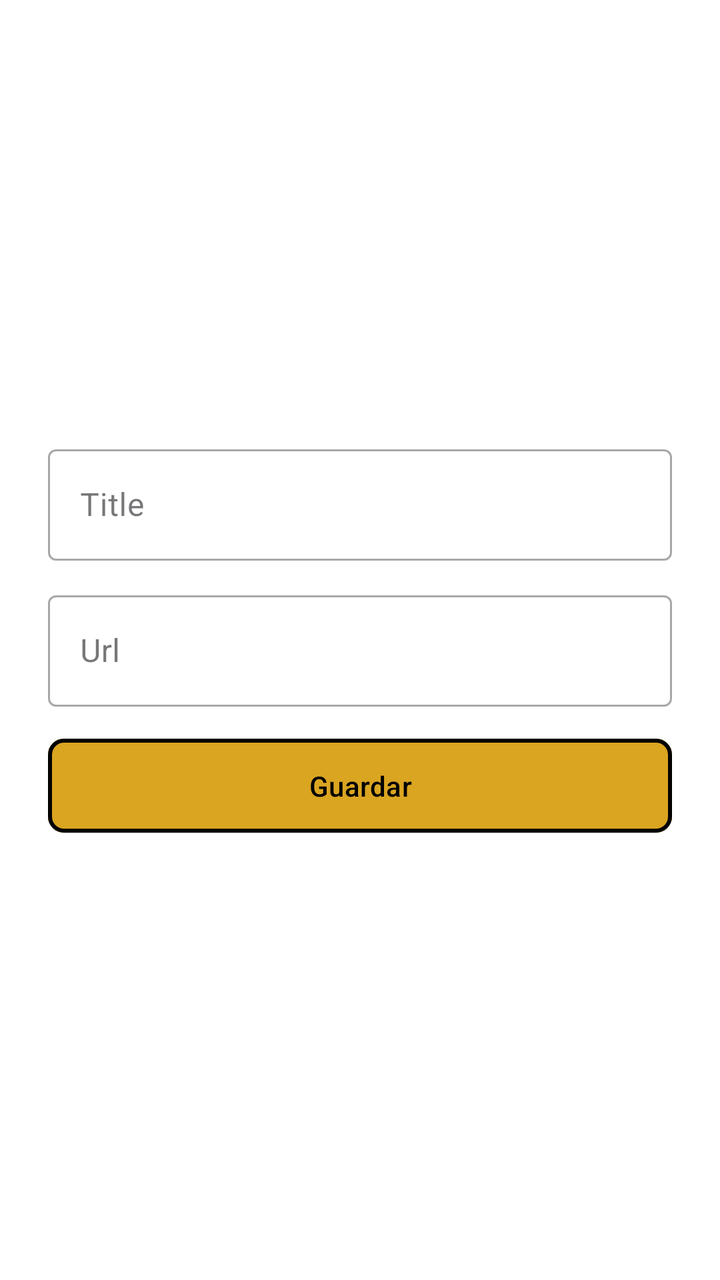
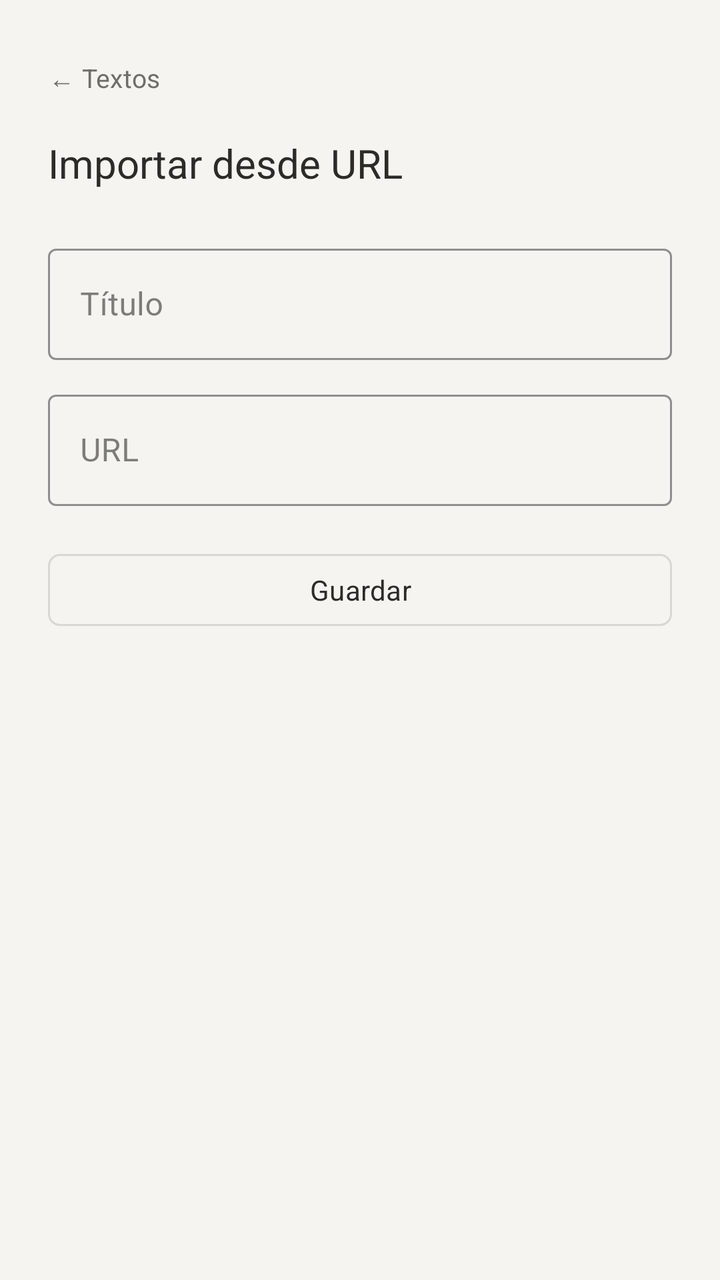

Before-and-after screenshots of an Android layout around one commit, followed by the original layout XML and the change that was made.
<!-- AndroidManifest.xml: application theme Theme.Leelo -->
<!-- res/layout/fragment_import_url_text.xml -->
<?xml version="1.0" encoding="utf-8"?>
<FrameLayout xmlns:android="http://schemas.android.com/apk/res/android"
    xmlns:tools="http://schemas.android.com/tools"
    android:layout_width="match_parent"
    android:layout_height="match_parent"
    xmlns:app="http://schemas.android.com/apk/res-auto"
    tools:context=".presentation.ui.ImportUrlTextFragment">

    <LinearLayout
        android:layout_width="match_parent"
        android:layout_height="match_parent"
        android:gravity="center"
        android:orientation="vertical"
        android:padding="24dp">

        <com.google.android.material.textfield.TextInputLayout
            android:layout_width="match_parent"
            android:layout_height="wrap_content"
            android:layout_marginBottom="12dp"
            style="@style/Widget.MaterialComponents.TextInputLayout.OutlinedBox">

            <com.google.android.material.textfield.TextInputEditText
                android:id="@+id/inputTittleUrl"
                android:layout_width="match_parent"
                android:layout_height="wrap_content"
                android:hint="Title"
                android:inputType="text" />

        </com.google.android.material.textfield.TextInputLayout>

        <com.google.android.material.textfield.TextInputLayout
            android:layout_width="match_parent"
            android:layout_height="wrap_content"
            android:layout_marginBottom="12dp"
            style="@style/Widget.MaterialComponents.TextInputLayout.OutlinedBox">

            <com.google.android.material.textfield.TextInputEditText
                android:id="@+id/inputTextUrl"
                android:layout_width="match_parent"
                android:layout_height="wrap_content"
                android:hint="Url"
                android:inputType="text" />

        </com.google.android.material.textfield.TextInputLayout>


        <com.google.android.material.button.MaterialButton
            android:id="@+id/SaveTextButtonTextUrl"
            android:layout_width="match_parent"
            android:layout_height="wrap_content"
            android:text="Guardar"
            android:textColor="@android:color/black"
            android:paddingVertical="14dp"
            app:backgroundTint="@color/gold"
            app:strokeColor="@android:color/black"
            app:strokeWidth="2dp"
            app:cornerRadius="8dp" />

    </LinearLayout>

</FrameLayout>
<!-- resources referenced by this layout -->
<resources>
  <color name="gold">#DAA520</color>
  <style name="Theme.Leelo" parent="Base.Theme.Leelo" />
  <style name="Base.Theme.Leelo" parent="Theme.Material3.DayNight.NoActionBar">
          <item name="colorPrimary">@color/gold</item>
          <item name="colorPrimaryVariant">@color/gold</item>
          <item name="colorOnPrimary">@color/black</item>
          <item name="colorSecondary">@color/gold</item>
          <item name="colorSecondaryVariant">@color/gold</item>
          <item name="colorOnSecondary">@color/black</item>
          
          <item name="android:colorBackground">@color/background_light</item>
          <item name="colorSurface">@color/surface_light</item>
          <item name="colorOnBackground">@color/on_background_light</item>
          <item name="colorOnSurface">@color/on_surface_light</item>
          
          <item name="android:statusBarColor">@color/background_light</item>
          <item name="android:windowLightStatusBar" tools:targetApi="m">true</item>
          <item name="android:navigationBarColor">@color/background_light</item>
      </style>
  <color name="black">#FF000000</color>
  <color name="background_light">#FFFFFF</color>
  <color name="surface_light">#FFFFFF</color>
  <color name="on_background_light">#1C1B1F</color>
  <color name="on_surface_light">#1C1B1F</color>
</resources>

<!-- the commit's change to res/layout/fragment_import_url_text.xml (unified diff, before → after) -->
@@ -1,61 +1,87 @@
 <?xml version="1.0" encoding="utf-8"?>
-<FrameLayout xmlns:android="http://schemas.android.com/apk/res/android"
+<ScrollView xmlns:android="http://schemas.android.com/apk/res/android"
+    xmlns:app="http://schemas.android.com/apk/res-auto"
     xmlns:tools="http://schemas.android.com/tools"
     android:layout_width="match_parent"
     android:layout_height="match_parent"
-    xmlns:app="http://schemas.android.com/apk/res-auto"
+    android:background="@color/paper"
+    android:fillViewport="true"
     tools:context=".presentation.ui.ImportUrlTextFragment">
 
     <LinearLayout
         android:layout_width="match_parent"
-        android:layout_height="match_parent"
-        android:gravity="center"
+        android:layout_height="wrap_content"
         android:orientation="vertical"
-        android:padding="24dp">
+        android:paddingStart="24dp"
+        android:paddingTop="20dp"
+        android:paddingEnd="24dp"
+        android:paddingBottom="32dp">
+
+        <com.google.android.material.button.MaterialButton
+            android:id="@+id/backButton"
+            style="@style/Widget.Leelo.TextButton"
+            android:layout_width="wrap_content"
+            android:layout_height="36dp"
+            android:layout_marginStart="-8dp"
+            android:minWidth="0dp"
+            android:paddingStart="8dp"
+            android:paddingEnd="8dp"
+            android:text="← Textos"
+            android:textSize="13sp" />
+
+        <TextView
+            android:layout_width="wrap_content"
+            android:layout_height="wrap_content"
+            android:layout_marginTop="12dp"
+            android:text="Importar desde URL"
+            android:textColor="?attr/colorOnSurface"
+            android:textSize="20sp" />
 
         <com.google.android.material.textfield.TextInputLayout
+            style="@style/Widget.MaterialComponents.TextInputLayout.OutlinedBox"
             android:layout_width="match_parent"
             android:layout_height="wrap_content"
-            android:layout_marginBottom="12dp"
-            style="@style/Widget.MaterialComponents.TextInputLayout.OutlinedBox">
+            android:layout_marginTop="24dp"
+            app:boxStrokeColor="?attr/colorOutline"
+            app:hintTextColor="?attr/colorOnSurfaceVariant">
 
             <com.google.android.material.textfield.TextInputEditText
                 android:id="@+id/inputTittleUrl"
                 android:layout_width="match_parent"
                 android:layout_height="wrap_content"
-                android:hint="Title"
-                android:inputType="text" />
+                android:hint="Título"
+                android:inputType="text"
+                android:textColor="?attr/colorOnSurface" />
 
         </com.google.android.material.textfield.TextInputLayout>
 
         <com.google.android.material.textfield.TextInputLayout
+            style="@style/Widget.MaterialComponents.TextInputLayout.OutlinedBox"
             android:layout_width="match_parent"
             android:layout_height="wrap_content"
-            android:layout_marginBottom="12dp"
-            style="@style/Widget.MaterialComponents.TextInputLayout.OutlinedBox">
+            android:layout_marginTop="12dp"
+            app:boxStrokeColor="?attr/colorOutline"
+            app:hintTextColor="?attr/colorOnSurfaceVariant">
 
             <com.google.android.material.textfield.TextInputEditText
                 android:id="@+id/inputTextUrl"
                 android:layout_width="match_parent"
                 android:layout_height="wrap_content"
-                android:hint="Url"
-                android:inputType="text" />
+                android:hint="URL"
+                android:inputType="textUri"
+                android:textColor="?attr/colorOnSurface" />
 
         </com.google.android.material.textfield.TextInputLayout>
 
-
         <com.google.android.material.button.MaterialButton
             android:id="@+id/SaveTextButtonTextUrl"
+            style="@style/Widget.Leelo.OutlinedButton"
             android:layout_width="match_parent"
-            android:layout_height="wrap_content"
+            android:layout_height="44dp"
+            android:layout_marginTop="20dp"
             android:text="Guardar"
-            android:textColor="@android:color/black"
-            android:paddingVertical="14dp"
-            app:backgroundTint="@color/gold"
-            app:strokeColor="@android:color/black"
-            app:strokeWidth="2dp"
-            app:cornerRadius="8dp" />
+            android:textSize="14sp" />
 
     </LinearLayout>
 
-</FrameLayout>
+</ScrollView>
<!-- resource entries referenced after the edit -->
@@ -1,28 +1,52 @@
 <!-- resources referenced by this layout -->
 <resources>
-  <color name="gold">#DAA520</color>
+  <color name="paper">#FFF5F4F1</color>
+  <style name="Widget.Leelo.OutlinedButton" parent="Widget.Material3.Button.OutlinedButton">
+          <item name="cornerRadius">6dp</item>
+          <item name="strokeWidth">1dp</item>
+          <item name="strokeColor">?attr/colorOutline</item>
+          <item name="backgroundTint">@android:color/transparent</item>
+          <item name="android:textColor">?attr/colorOnSurface</item>
+          <item name="android:textAllCaps">false</item>
+          <item name="iconTint">?attr/colorOnSurface</item>
+          <item name="android:stateListAnimator">@null</item>
+      </style>
+  <style name="Widget.Leelo.TextButton" parent="Widget.Material3.Button.TextButton">
+          <item name="cornerRadius">6dp</item>
+          <item name="backgroundTint">@android:color/transparent</item>
+          <item name="android:textColor">?attr/colorOnSurfaceVariant</item>
+          <item name="android:textAllCaps">false</item>
+          <item name="android:stateListAnimator">@null</item>
+      </style>
   <style name="Theme.Leelo" parent="Base.Theme.Leelo" />
   <style name="Base.Theme.Leelo" parent="Theme.Material3.DayNight.NoActionBar">
-          <item name="colorPrimary">@color/gold</item>
-          <item name="colorPrimaryVariant">@color/gold</item>
-          <item name="colorOnPrimary">@color/black</item>
-          <item name="colorSecondary">@color/gold</item>
-          <item name="colorSecondaryVariant">@color/gold</item>
-          <item name="colorOnSecondary">@color/black</item>
-          
-          <item name="android:colorBackground">@color/background_light</item>
-          <item name="colorSurface">@color/surface_light</item>
-          <item name="colorOnBackground">@color/on_background_light</item>
-          <item name="colorOnSurface">@color/on_surface_light</item>
-          
-          <item name="android:statusBarColor">@color/background_light</item>
+          <item name="colorPrimary">@color/accent</item>
+          <item name="colorOnPrimary">@color/accent_on</item>
+          <item name="colorSecondary">@color/accent</item>
+          <item name="colorOnSecondary">@color/accent_on</item>
+  
+          <item name="android:colorBackground">@color/paper</item>
+          <item name="colorOnBackground">@color/ink</item>
+          <item name="colorSurface">@color/paper</item>
+          <item name="colorOnSurface">@color/ink</item>
+          <item name="colorSurfaceVariant">@color/paper</item>
+          <item name="colorOnSurfaceVariant">@color/ink_muted</item>
+          <item name="colorOutline">@color/line</item>
+          <item name="colorOutlineVariant">@color/line</item>
+          <item name="colorPrimaryContainer">@color/paper</item>
+          <item name="colorSecondaryContainer">@color/paper</item>
+  
+          <item name="android:statusBarColor">@color/paper</item>
           <item name="android:windowLightStatusBar" tools:targetApi="m">true</item>
-          <item name="android:navigationBarColor">@color/background_light</item>
+          <item name="android:navigationBarColor">@color/paper</item>
+          <item name="android:windowBackground">@color/paper</item>
+  
+          <item name="android:fontFamily">sans-serif</item>
       </style>
-  <color name="black">#FF000000</color>
-  <color name="background_light">#FFFFFF</color>
-  <color name="surface_light">#FFFFFF</color>
-  <color name="on_background_light">#1C1B1F</color>
-  <color name="on_surface_light">#1C1B1F</color>
+  <color name="accent">#FF63635F</color>
+  <color name="accent_on">#FFF5F4F1</color>
+  <color name="ink">#FF2B2B28</color>
+  <color name="ink_muted">#FF6E6E69</color>
+  <color name="line">#FFD8D7D2</color>
 </resources>
 
